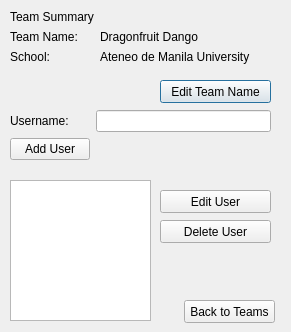
First picture: the form in src/registration_app/user_table.ui, repository trigger-happy/Cerberus, before the edit.
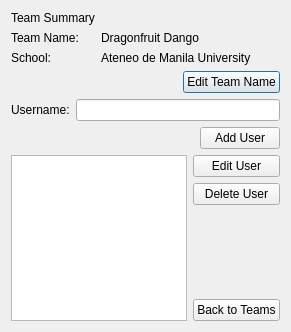
Second picture: the form after the edit.

Commit message: Did a few layout fixes.

```diff
--- a/src/registration_app/user_table.ui
+++ b/src/registration_app/user_table.ui
@@ -13,15 +13,8 @@
   <property name="windowTitle">
    <string>User View</string>
   </property>
-  <widget class="QWidget" name="formLayoutWidget">
-   <property name="geometry">
-    <rect>
-     <x>10</x>
-     <y>10</y>
-     <width>271</width>
-     <height>62</height>
-    </rect>
-   </property>
+  <layout class="QVBoxLayout" name="verticalLayout_2">
+   <item>
    <layout class="QFormLayout" name="formLayout">
     <property name="fieldGrowthPolicy">
      <enum>QFormLayout::AllNonFixedFieldsGrow</enum>
@@ -62,29 +55,32 @@
      </widget>
     </item>
    </layout>
-  </widget>
+   </item>
+   <item>
+    <layout class="QHBoxLayout" name="horizontalLayout_2">
+     <item>
+      <spacer name="horizontalSpacer">
+       <property name="orientation">
+        <enum>Qt::Horizontal</enum>
+       </property>
+       <property name="sizeHint" stdset="0">
+        <size>
+         <width>40</width>
+         <height>20</height>
+        </size>
+       </property>
+      </spacer>
+     </item>
+     <item>
   <widget class="QPushButton" name="edit_teamname_btn">
-   <property name="geometry">
-    <rect>
-     <x>160</x>
-     <y>80</y>
-     <width>111</width>
-     <height>23</height>
-    </rect>
-   </property>
    <property name="text">
     <string>Edit Team Name</string>
    </property>
   </widget>
-  <widget class="QWidget" name="formLayoutWidget_2">
-   <property name="geometry">
-    <rect>
-     <x>10</x>
-     <y>110</y>
-     <width>261</width>
-     <height>61</height>
-    </rect>
-   </property>
+     </item>
+    </layout>
+   </item>
+   <item>
    <layout class="QFormLayout" name="formLayout_2">
     <item row="0" column="0">
      <widget class="QLabel" name="label">
@@ -96,7 +92,24 @@
     <item row="0" column="1">
      <widget class="QLineEdit" name="username_txt"/>
     </item>
-    <item row="1" column="0">
+    </layout>
+   </item>
+   <item>
+    <layout class="QHBoxLayout" name="horizontalLayout_3">
+     <item>
+      <spacer name="horizontalSpacer_2">
+       <property name="orientation">
+        <enum>Qt::Horizontal</enum>
+       </property>
+       <property name="sizeHint" stdset="0">
+        <size>
+         <width>40</width>
+         <height>20</height>
+        </size>
+       </property>
+      </spacer>
+     </item>
+     <item>
      <widget class="QPushButton" name="add_user_btn">
       <property name="text">
        <string>Add User</string>
@@ -104,56 +117,53 @@
      </widget>
     </item>
    </layout>
-  </widget>
-  <widget class="QListView" name="user_listview">
-   <property name="geometry">
-    <rect>
-     <x>10</x>
-     <y>180</y>
-     <width>141</width>
-     <height>141</height>
-    </rect>
-   </property>
-  </widget>
+   </item>
+   <item>
+    <layout class="QHBoxLayout" name="horizontalLayout">
+     <item>
+      <widget class="QListView" name="user_listview"/>
+     </item>
+     <item>
+      <layout class="QVBoxLayout" name="verticalLayout">
+       <item>
   <widget class="QPushButton" name="edit_user_btn">
-   <property name="geometry">
-    <rect>
-     <x>160</x>
-     <y>190</y>
-     <width>111</width>
-     <height>23</height>
-    </rect>
-   </property>
    <property name="text">
     <string>Edit User</string>
    </property>
   </widget>
+       </item>
+       <item>
   <widget class="QPushButton" name="delete_user_btn">
-   <property name="geometry">
-    <rect>
-     <x>160</x>
-     <y>220</y>
-     <width>111</width>
-     <height>23</height>
-    </rect>
-   </property>
    <property name="text">
     <string>Delete User</string>
    </property>
   </widget>
+       </item>
+       <item>
+        <spacer name="verticalSpacer">
+         <property name="orientation">
+          <enum>Qt::Vertical</enum>
+         </property>
+         <property name="sizeHint" stdset="0">
+          <size>
+           <width>20</width>
+           <height>40</height>
+          </size>
+         </property>
+        </spacer>
+       </item>
+       <item>
   <widget class="QPushButton" name="backtoteams_btn">
-   <property name="geometry">
-    <rect>
-     <x>184</x>
-     <y>300</y>
-     <width>91</width>
-     <height>23</height>
-    </rect>
-   </property>
    <property name="text">
     <string>Back to Teams</string>
    </property>
   </widget>
+       </item>
+      </layout>
+     </item>
+    </layout>
+   </item>
+  </layout>
  </widget>
  <resources/>
  <connections/>
```
Lines whose indentation alone changed are shown as unchanged. The commit also changes 3 other files.
